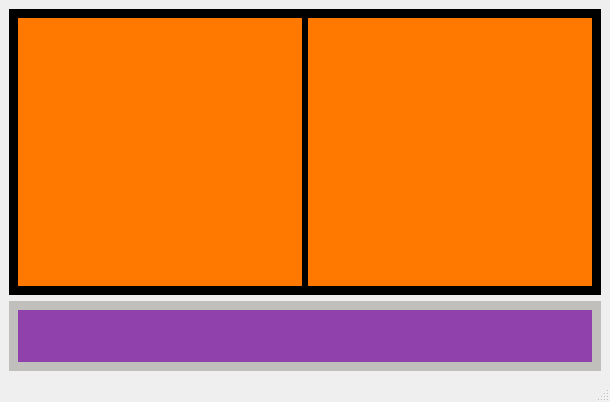
Old version of the form monitor.ui in the repository yiulsup/monitor.
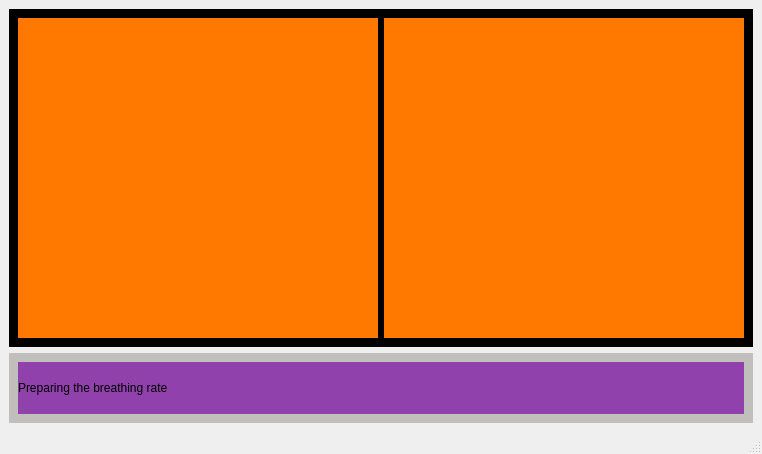
New version of the form.

The edit to the form file:
```diff
--- a/monitor.ui
+++ b/monitor.ui
@@ -6,8 +6,8 @@
    <rect>
     <x>0</x>
     <y>0</y>
-    <width>610</width>
-    <height>402</height>
+    <width>762</width>
+    <height>454</height>
    </rect>
   </property>
   <property name="windowTitle">
@@ -29,6 +29,9 @@
          <property name="text">
           <string/>
          </property>
+         <property name="alignment">
+          <set>Qt::AlignCenter</set>
+         </property>
         </widget>
        </item>
        <item row="0" column="1">
@@ -39,6 +42,9 @@
          <property name="text">
           <string/>
          </property>
+         <property name="alignment">
+          <set>Qt::AlignCenter</set>
+         </property>
         </widget>
        </item>
       </layout>
@@ -68,7 +74,10 @@
           <string notr="true">background-color: rgb(145, 65, 172);</string>
          </property>
          <property name="text">
-          <string/>
+          <string>Preparing the breathing rate</string>
+         </property>
+         <property name="textFormat">
+          <enum>Qt::AutoText</enum>
          </property>
         </widget>
        </item>
```
Left out of the diff: 2 changed lines with no effect on the pictures.
